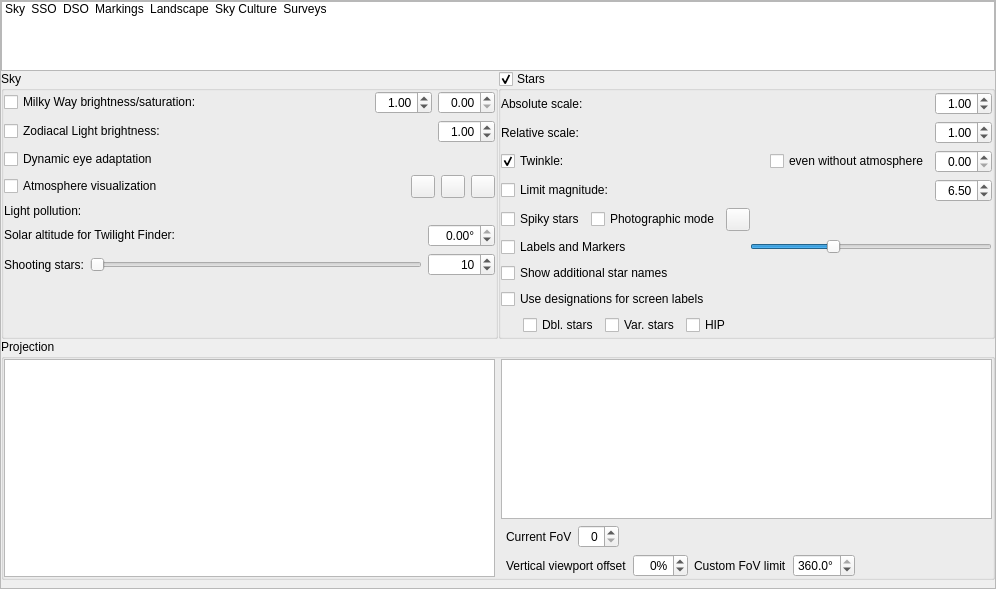
Qt form src/gui/viewDialog.ui (AmsesBobo/stellarium) before a commit.
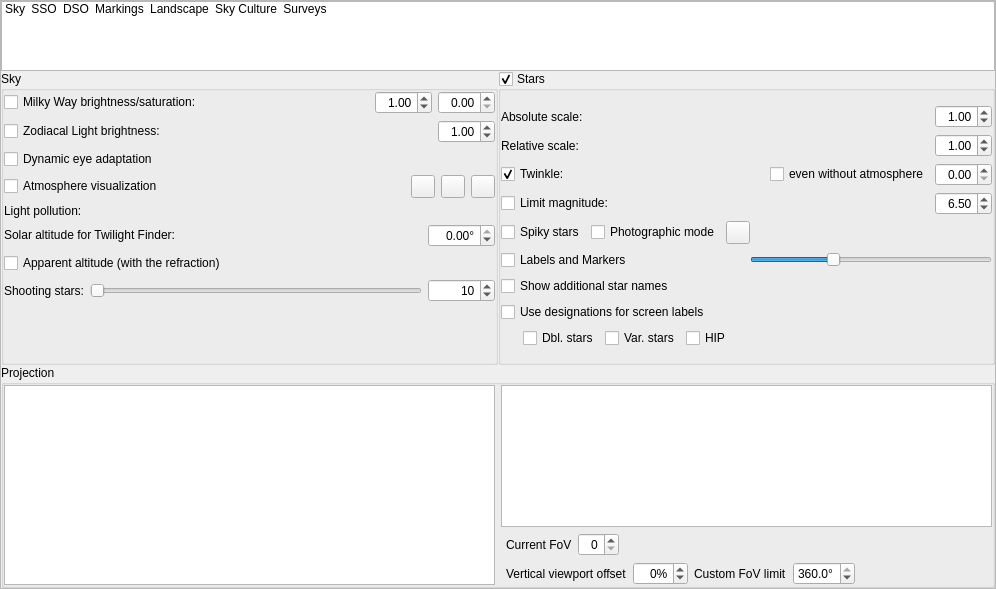
The same form after that commit. Icons and pictures are not drawn. Custom widgets are drawn as their Qt base class.

Commit message: Geometric Sun for the ShowMySky sky lookup; apparent twilight altitude option

What changed in the file:
```diff
--- a/src/gui/viewDialog.ui
+++ b/src/gui/viewDialog.ui
@@ -256,7 +256,7 @@
              </property>
              <item row="9" column="0">
               <layout class="QGridLayout" name="gridLayout_6">
-               <item row="2" column="1" colspan="2">
+               <item row="3" column="1" colspan="2">
                 <widget class="QLabel" name="zhrLabel">
                  <property name="text">
                   <string/>
@@ -269,7 +269,7 @@
                  </property>
                 </widget>
                </item>
-               <item row="1" column="1">
+               <item row="2" column="1">
                 <widget class="QSlider" name="zhrSlider">
                  <property name="toolTip">
                   <string>The zenithal hourly rate for the sporadic meteors</string>
@@ -288,7 +288,7 @@
                  </property>
                 </widget>
                </item>
-               <item row="1" column="2">
+               <item row="2" column="2">
                 <widget class="QSpinBox" name="zhrSpinBox">
                  <property name="toolTip">
                   <string>The zenithal hourly rate for the sporadic meteors</string>
@@ -307,7 +307,7 @@
                  </property>
                 </widget>
                </item>
-               <item row="1" column="0">
+               <item row="2" column="0">
                 <widget class="QLabel" name="label_14">
                  <property name="sizePolicy">
                   <sizepolicy hsizetype="Preferred" vsizetype="Minimum">
@@ -364,6 +364,16 @@
                  </property>
                 </widget>
                </item>
+               <item row="1" column="0" colspan="3">
+                <widget class="QCheckBox" name="twilightApparentCheckBox">
+                 <property name="toolTip">
+                  <string>The solar altitude of the Twilight Finder is the apparent altitude (with the atmospheric refraction) instead of the geometric one. The twilight definitions (civil, nautical, astronomical) are for the geometric altitude.</string>
+                 </property>
+                 <property name="text">
+                  <string>Apparent altitude (with the refraction)</string>
+                 </property>
+                </widget>
+               </item>
               </layout>
              </item>
              <item row="0" column="0">
```
The commit also changes 8 other files.
